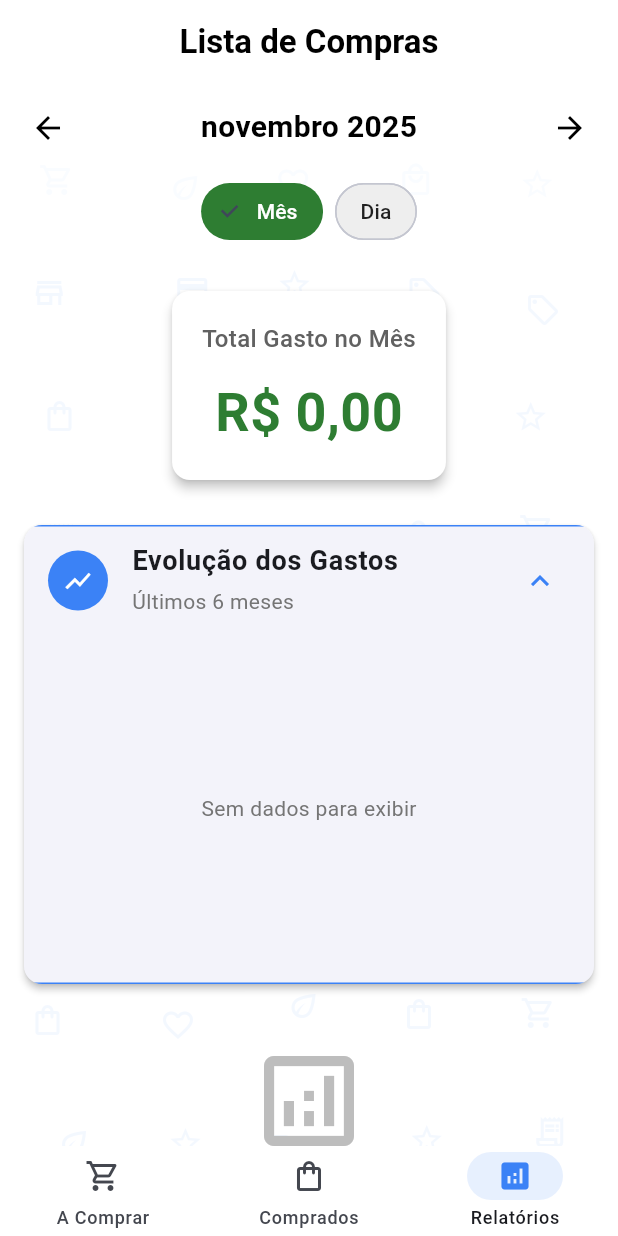
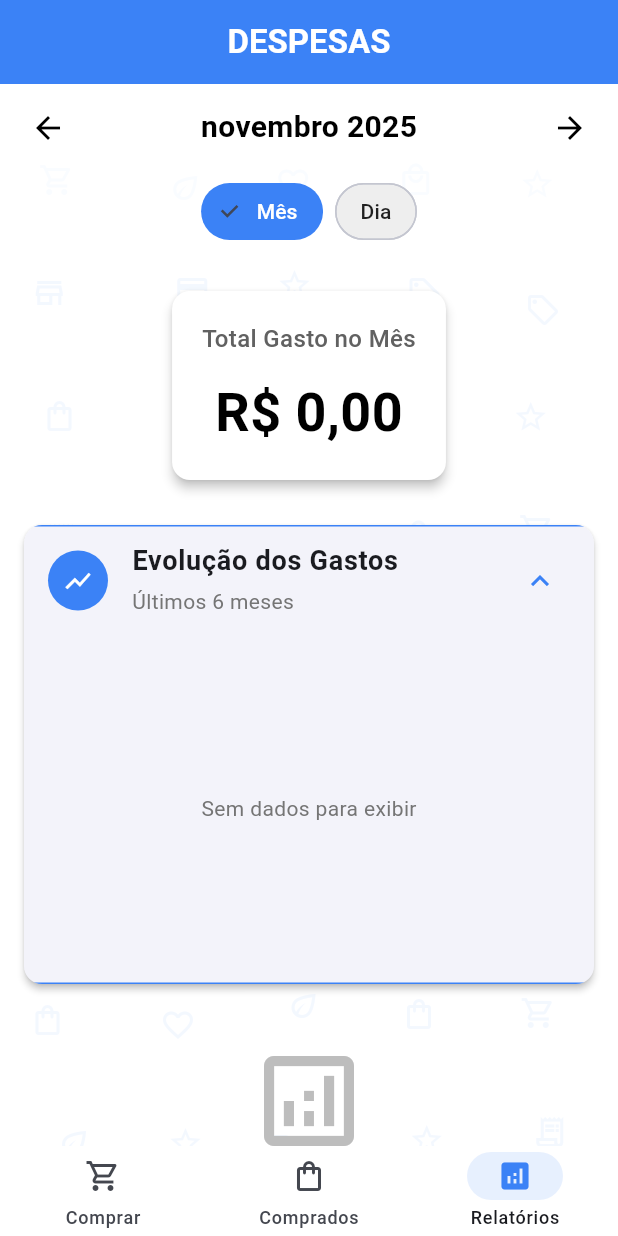
Before and after one commit to Douglas1546/app-de-gerenciamento-de-gastos-flutter, a Flutter app: the screen it shows after launch, item 3 of the bottom bar chosen, on a phone screen of 412 x 824 dp. Run offline on Flutter 3.47's test engine with Material 3 defaults, Android fonts, the phone set to English and light mode, and no system bars; our stand-ins replace fl_chart, sqflite; missing offline and left inert: flutter_displaymode; accounts and stored records are empty.

```diff
--- a/lib/main.dart
+++ b/lib/main.dart
@@ -3,6 +3,7 @@ import 'package:provider/provider.dart';
 import 'package:intl/date_symbol_data_local.dart';
 import 'dart:io' show Platform;
 import 'package:flutter_displaymode/flutter_displaymode.dart';
+import 'package:flutter_localizations/flutter_localizations.dart';
 import 'providers/product_provider.dart';
 import 'screens/to_buy_tab.dart';
 import 'screens/purchased_tab.dart';
@@ -32,6 +33,13 @@ class MyApp extends StatelessWidget {
       child: MaterialApp(
         title: 'Lista de Compras',
         debugShowCheckedModeBanner: false,
+        locale: const Locale('pt', 'BR'),
+        supportedLocales: const [Locale('pt', 'BR'), Locale('en', '')],
+        localizationsDelegates: const [
+          GlobalMaterialLocalizations.delegate,
+          GlobalWidgetsLocalizations.delegate,
+          GlobalCupertinoLocalizations.delegate,
+        ],
         theme: ThemeData(
           useMaterial3: true,
           colorScheme: ColorScheme.fromSeed(
@@ -101,10 +109,13 @@ class _MyHomePageState extends State<MyHomePage> {
       child: Scaffold(
         backgroundColor: Colors.transparent,
         appBar: AppBar(
-          backgroundColor: Colors.white,
+          backgroundColor: const Color(0xFF3B82F6),
           title: const Text(
-            'Lista de Compras',
-            style: TextStyle(fontWeight: FontWeight.bold, color: Colors.black),
+            'DESPESAS',
+            style: TextStyle(
+              fontWeight: FontWeight.bold,
+              color: Color.fromARGB(255, 255, 255, 255),
+            ),
           ),
           elevation: 0,
         ),
@@ -124,7 +135,7 @@ class _MyHomePageState extends State<MyHomePage> {
             NavigationDestination(
               icon: Icon(Icons.shopping_cart_outlined),
               selectedIcon: Icon(Icons.shopping_cart, color: Color(0xFF3B82F6)),
-              label: 'A Comprar',
+              label: 'Comprar',
             ),
             NavigationDestination(
               icon: Icon(Icons.shopping_bag_outlined),
--- a/lib/screens/reports_tab.dart
+++ b/lib/screens/reports_tab.dart
@@ -296,7 +296,7 @@ class _ReportsTabState extends State<ReportsTab> {
                             });
                           },
                           backgroundColor: Colors.grey[200],
-                          selectedColor: const Color(0xFF2E7D32),
+                          selectedColor: const Color(0xFF3B82F6),
                           labelStyle: TextStyle(
                             color: !_isDaily ? Colors.white : Colors.black87,
                             fontWeight: FontWeight.w500,
@@ -318,7 +318,7 @@ class _ReportsTabState extends State<ReportsTab> {
                             });
                           },
                           backgroundColor: Colors.grey[200],
-                          selectedColor: const Color(0xFF2E7D32),
+                          selectedColor: const Color(0xFF3B82F6),
                           labelStyle: TextStyle(
                             color: _isDaily ? Colors.white : Colors.black87,
                             fontWeight: FontWeight.w500,
@@ -359,7 +359,7 @@ class _ReportsTabState extends State<ReportsTab> {
                           style: const TextStyle(
                             fontSize: 36,
                             fontWeight: FontWeight.bold,
-                            color: Color(0xFF2E7D32),
+                            color: Color.fromARGB(255, 0, 0, 0),
                           ),
                         ),
                       ],
@@ -457,28 +457,45 @@ class _ReportsTabState extends State<ReportsTab> {
                       borderRadius: BorderRadius.circular(12),
                     ),
                     clipBehavior: Clip.antiAlias,
-                    child: Padding(
-                      padding: const EdgeInsets.all(16),
-                      child: Column(
-                        crossAxisAlignment: CrossAxisAlignment.start,
-                        children: [
-                          const Text(
+                    child: Theme(
+                      data: Theme.of(context).copyWith(
+                        dividerColor: const Color(0xFF3B82F6),
+                        dividerTheme: const DividerThemeData(
+                          color: Color(0xFF3B82F6),
+                          thickness: 1,
+                        ),
+                      ),
+                      child: ExpansionTile(
+                        initiallyExpanded: true,
+                        leading: const CircleAvatar(
+                          backgroundColor: Color(0xFF3B82F6),
+                          child: Icon(
+                            Icons.bar_chart,
+                            color: Colors.white,
+                            size: 20,
+                          ),
+                        ),
+                        title: const Text(
                           'Gastos por Categoria',
                           style: TextStyle(
                             fontSize: 18,
                             fontWeight: FontWeight.bold,
                           ),
                         ),
-                          const SizedBox(height: 8),
-                          Text(
+                        subtitle: Padding(
+                          padding: const EdgeInsets.only(top: 4),
+                          child: Text(
                             'Distribuição do ${_isDaily ? 'dia' : 'mês'} selecionado',
                             style: TextStyle(
                               fontSize: 14,
                               color: Colors.grey[600],
                             ),
                           ),
-                          const SizedBox(height: 20),
-                          SizedBox(
+                        ),
+                        children: [
+                          Padding(
+                            padding: const EdgeInsets.all(16),
+                            child: SizedBox(
                               height: 250,
                               child: BarChart(
                                 BarChartData(
@@ -524,7 +541,9 @@ class _ReportsTabState extends State<ReportsTab> {
                                     drawVerticalLine: false,
                                     horizontalInterval:
                                         report.values
-                                          .map((e) => e['totalSpent'] as double)
+                                            .map(
+                                              (e) => e['totalSpent'] as double,
+                                            )
                                             .reduce((a, b) => a > b ? a : b) /
                                         4,
                                     getDrawingHorizontalLine: (value) {
@@ -544,15 +563,16 @@ class _ReportsTabState extends State<ReportsTab> {
                                           if (value.toInt() >= report.length) {
                                             return const SizedBox();
                                           }
-                                        final category = report.keys.elementAt(
-                                          value.toInt(),
-                                        );
+                                          final category = report.keys
+                                              .elementAt(value.toInt());
                                           final label = category.displayName
                                               .substring(
                                                 0,
                                                 category.displayName.length > 10
                                                     ? 10
-                                                  : category.displayName.length,
+                                                    : category
+                                                        .displayName
+                                                        .length,
                                               );
                                           return Padding(
                                             padding: const EdgeInsets.only(
@@ -600,7 +620,9 @@ class _ReportsTabState extends State<ReportsTab> {
                                       bottom: BorderSide(
                                         color: Colors.grey[300]!,
                                       ),
-                                    left: BorderSide(color: Colors.grey[300]!),
+                                      left: BorderSide(
+                                        color: Colors.grey[300]!,
+                                      ),
                                     ),
                                   ),
                                   barGroups:
@@ -615,7 +637,9 @@ class _ReportsTabState extends State<ReportsTab> {
                                               toY:
                                                   entry.value['totalSpent']
                                                       as double,
-                                            color: _getCategoryColor(entry.key),
+                                              color: _getCategoryColor(
+                                                entry.key,
+                                              ),
                                               width: 20,
                                               borderRadius:
                                                   const BorderRadius.vertical(
@@ -625,6 +649,7 @@ class _ReportsTabState extends State<ReportsTab> {
                                           ],
                                         );
                                       }).toList(),
+                                ),
                               ),
                             ),
                           ),
--- a/pubspec.yaml
+++ b/pubspec.yaml
@@ -30,6 +30,8 @@ environment:
 dependencies:
   flutter:
     sdk: flutter
+  flutter_localizations:
+    sdk: flutter
 
   # The following adds the Cupertino Icons font to your application.
   # Use with the CupertinoIcons class for iOS style icons.
@@ -43,7 +45,7 @@ dependencies:
   path: ^1.8.3
 
   # Date formatting
-  intl: ^0.18.1
+  intl: ^0.19.0
 
   # Charts for reports
   fl_chart: ^0.66.0
```
Also changed, not shown: lib/providers/product_provider.dart (+19 -1 lines), lib/screens/purchased_tab.dart (+29 -3 lines), pubspec.lock. Lines whose indentation alone changed are shown as unchanged.
